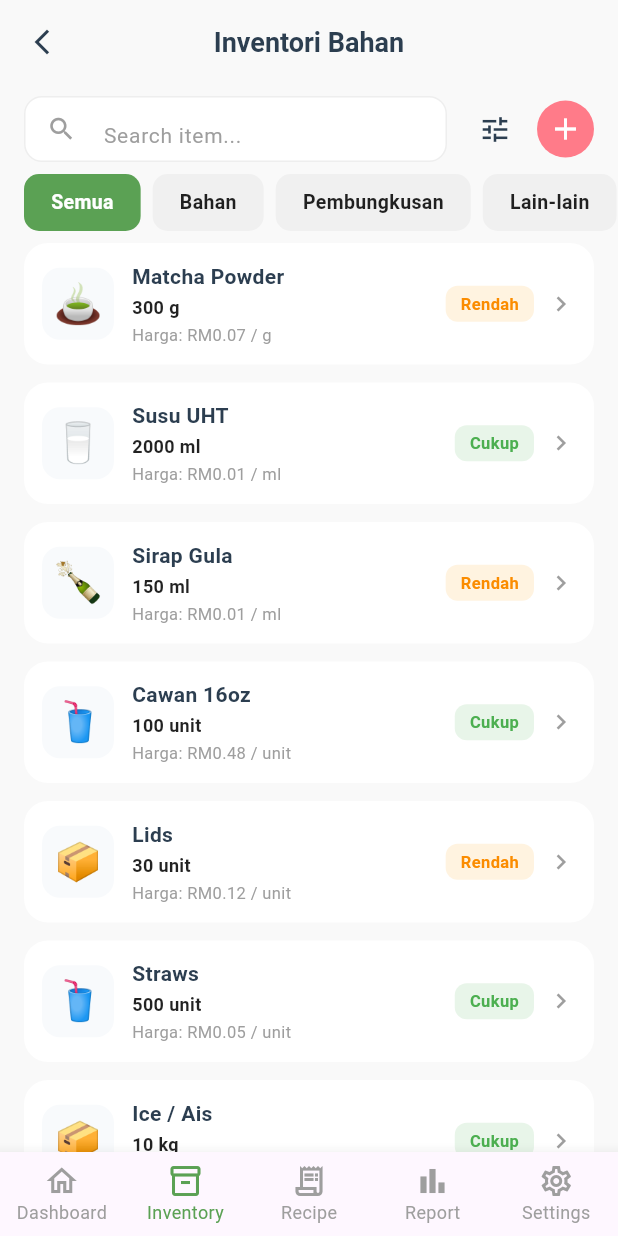
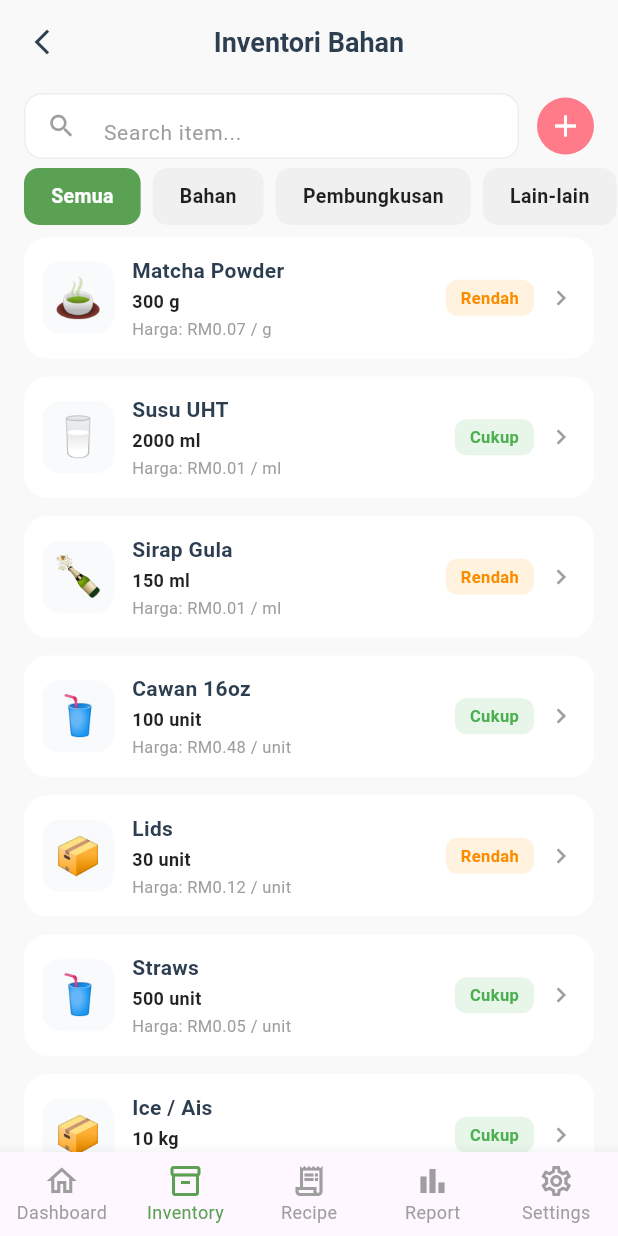
Before and after one commit to Julieand25/beverage_ims, a Flutter app: the screen it shows after launch, item 2 of the bottom bar chosen, on a phone screen of 412 x 824 dp. Run offline on Flutter 3.47's test engine with Material 3 defaults, Android fonts, the phone set to English and light mode, and no system bars; our stand-ins replace go_router, shared_preferences.

Commit message:
search bar inv

```diff
--- a/lib/screens/inventory_screen.dart
+++ b/lib/screens/inventory_screen.dart
@@ -76,12 +76,7 @@ class InventoryScreen extends StatelessWidget {
                     ),
                   ),
                 ),
-                const SizedBox(width: 8),
-                IconButton(
-                  icon: const Icon(Icons.tune, color: textDark, size: 22),
-                  onPressed: () {},
-                ),
-                const SizedBox(width: 4),
+                const SizedBox(width: 12),
                 GestureDetector(
                   onTap: () => _showAddItemDialog(context),
                   child: Container(
```
